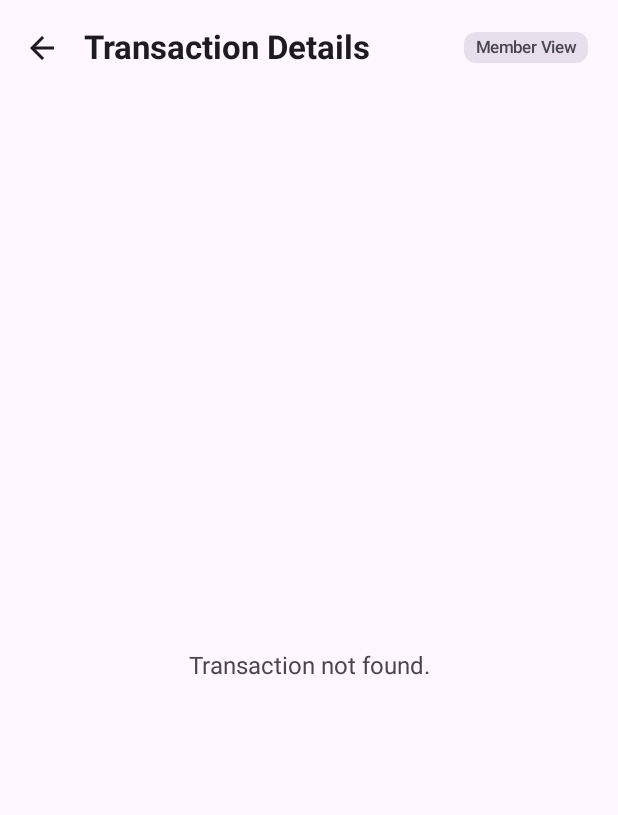
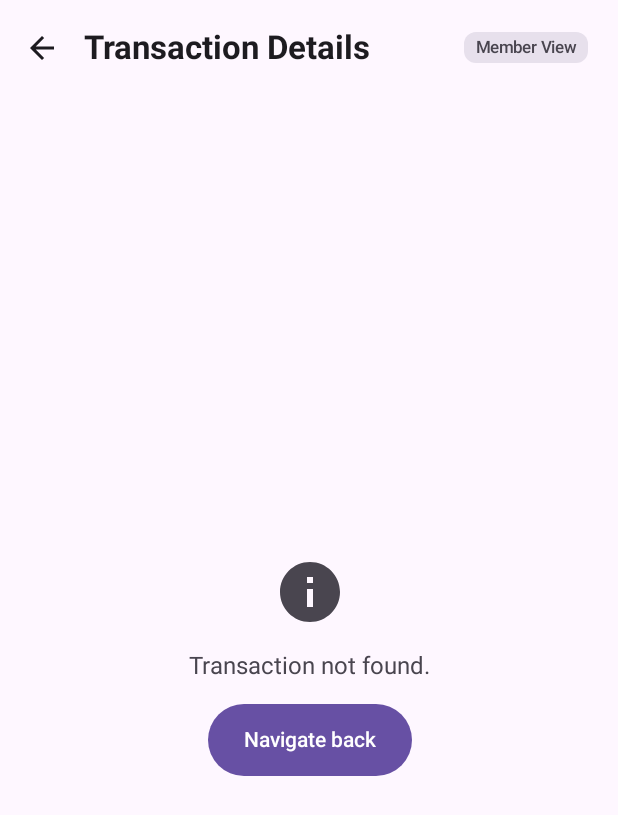
Before and after one commit to kawsar130/fund-circle, an Android app built with Jetpack Compose: the composable TransactionDetailRoute shown on its own in the app's theme, on a phone screen of 412 x 824 dp. Shown: the top 815 px of the screen. Run offline under Robolectric (Android 15) with nearby library versions, the phone set to English and light mode, and no system bars; our stand-ins replace Dagger/Hilt's generated code, Firebase (no records; nobody signed in at launch, a user with empty details on screens opened directly); 1 statement that could not run was skipped.

Commit message:
fix(detail): enhance empty/error state UI, resolve fallback admin email, and display contributor in reversal summary

```diff
--- a/app/src/main/java/com/fundcircle/app/presentation/screens/detail/TransactionDetailScreen.kt
+++ b/app/src/main/java/com/fundcircle/app/presentation/screens/detail/TransactionDetailScreen.kt
@@ -26,6 +26,7 @@ import androidx.compose.foundation.verticalScroll
 import androidx.compose.material.icons.Icons
 import androidx.compose.material.icons.automirrored.filled.ArrowBack
 import androidx.compose.material.icons.filled.CloudOff
+import androidx.compose.material.icons.filled.Info
 import androidx.compose.material.icons.filled.Lock
 import androidx.compose.material.icons.filled.Shield
 import androidx.compose.material3.Button
@@ -201,6 +202,16 @@ fun TransactionDetailScreen(
                     .padding(DesignTokens.Spacing16),
                 contentAlignment = Alignment.Center
             ) {
+                Column(
+                    horizontalAlignment = Alignment.CenterHorizontally,
+                    verticalArrangement = Arrangement.spacedBy(DesignTokens.Spacing16)
+                ) {
+                    Icon(
+                        imageVector = Icons.Default.Info,
+                        contentDescription = null,
+                        modifier = Modifier.size(48.dp),
+                        tint = MaterialTheme.colorScheme.onSurfaceVariant
+                    )
                     Text(
                         text = uiState.errorMessage?.asString()
                             ?: stringResource(R.string.tx_detail_error_not_found),
@@ -208,6 +219,13 @@ fun TransactionDetailScreen(
                         color = MaterialTheme.colorScheme.onSurfaceVariant,
                         textAlign = TextAlign.Center
                     )
+                    Button(
+                        onClick = { onAction(TransactionDetailUiAction.ClickBack) },
+                        modifier = Modifier.heightIn(min = DesignTokens.MinTouchTarget)
+                    ) {
+                        Text(text = stringResource(R.string.tx_detail_back_cd))
+                    }
+                }
             }
             return@Scaffold
         }
--- a/app/src/main/java/com/fundcircle/app/presentation/screens/detail/components/ReverseTransactionDialog.kt
+++ b/app/src/main/java/com/fundcircle/app/presentation/screens/detail/components/ReverseTransactionDialog.kt
@@ -104,7 +104,7 @@ fun ReverseTransactionDialog(
     val recordedActor = if (isExpense) {
         expense?.creatorEmail?.takeIf { it.isNotBlank() }
     } else {
-        deposit?.memberEmail?.takeIf { it.isNotBlank() }
+        deposit?.memberName?.ifBlank { deposit.memberEmail }?.takeIf { it.isNotBlank() }
     }
 
     val summaryHeader = stringResource(
```
Also changed, not shown: app/src/main/java/com/fundcircle/app/presentation/screens/detail/TransactionDetailViewModel.kt (+4 -3 lines). Lines whose indentation alone changed are shown as unchanged.
